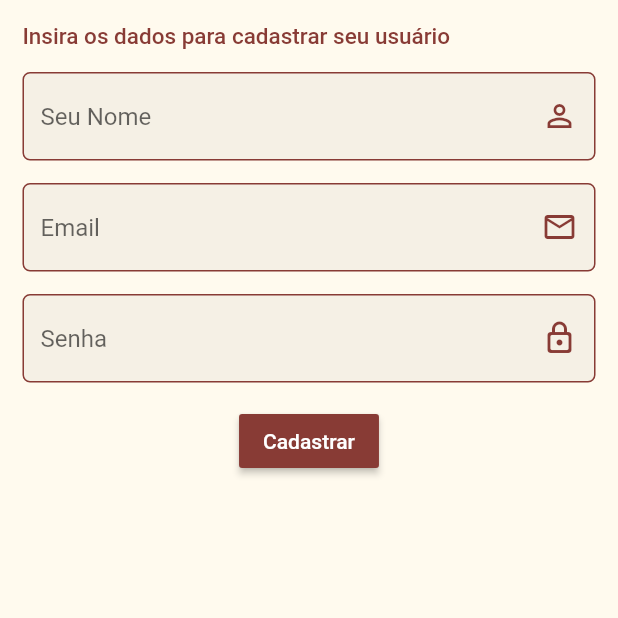
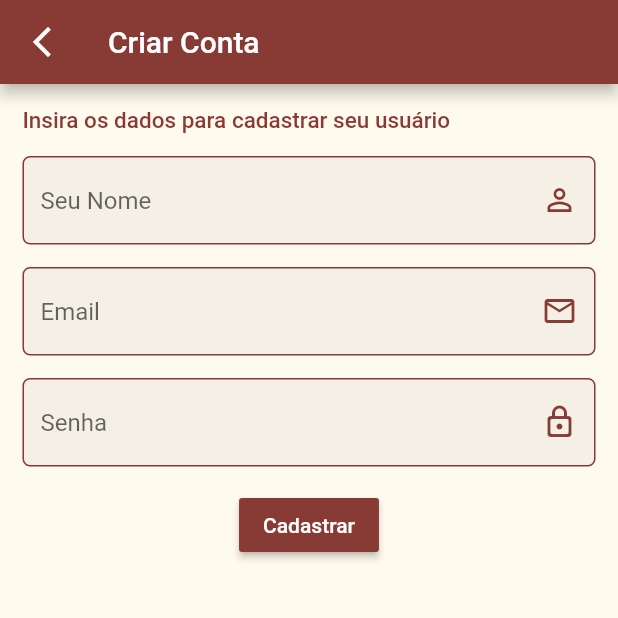
Before and after one commit to OzielFilho/Chevron, a Flutter app: the screen it shows after launch, after a tap on "Fazer o Login", after a tap on "Criar uma conta!", on a phone screen of 412 x 824 dp, the top half of it. Run offline on Flutter 3.47's test engine with Material 2 defaults, Android fonts, the phone set to English and light mode, and no system bars; our stand-ins replace cloud_firestore, firebase_auth, firebase_core, flutter_modular, mobx; accounts and stored records are empty; generated files the repository leaves out were written again.

Commit message:
mudança na logo e na splash screen

```diff
--- a/lib/app/app_widget.dart
+++ b/lib/app/app_widget.dart
@@ -12,6 +12,9 @@ class AppWidget extends StatelessWidget {
       theme: ThemeData(
           backgroundColor: const Color(0xffFFFAEE),
           primaryColor: const Color(0xff883B35),
+          appBarTheme: const AppBarTheme(
+            backgroundColor: Color(0xff883B35),
+          ),
           scaffoldBackgroundColor: const Color(0xffFFFAEE),
           textTheme: const TextTheme(
             bodyText1: TextStyle(
--- a/lib/app/modules/home/home_page.dart
+++ b/lib/app/modules/home/home_page.dart
@@ -1,4 +1,7 @@
+import 'package:barbershop/app/shared/utils/widgets/buttons/material_buttom_custom.dart';
+import 'package:firebase_auth/firebase_auth.dart';
 import 'package:flutter/material.dart';
+import 'package:flutter_modular/flutter_modular.dart';
 
 class HomePage extends StatefulWidget {
   const HomePage({Key? key}) : super(key: key);
@@ -8,8 +11,20 @@ class HomePage extends StatefulWidget {
 }
 
 class _HomePageState extends State<HomePage> {
+  logout() async {
+    FirebaseAuth.instance
+        .signOut()
+        .whenComplete(() => Modular.to.pushReplacementNamed('/login'));
+  }
+
   @override
   Widget build(BuildContext context) {
-    return Container();
+    return Center(
+      child: MaterialButtomCustom(
+        action: logout,
+        text: 'Sair',
+        alignment: Alignment.center,
+      ),
+    );
   }
 }
--- a/lib/app/modules/login/login_page.dart
+++ b/lib/app/modules/login/login_page.dart
@@ -17,26 +17,33 @@ class _LoginPageState extends ModularState<LoginPage, LoginController> {
   @override
   Widget build(BuildContext context) {
     return Scaffold(
-      body: SafeArea(
-        child: Container(
+      body: SizedBox(
         width: MediaQuery.of(context).size.width,
         height: MediaQuery.of(context).size.height,
-          decoration: const BoxDecoration(
-            image: DecorationImage(
-              fit: BoxFit.contain,
-              image: AssetImage(
-                'assets/logo.png',
-              ),
-            ),
-          ),
         child: Padding(
           padding: const EdgeInsets.all(15.0),
           child: Form(
             key: _key,
+            child: LayoutBuilder(builder:
+                (BuildContext context, BoxConstraints viewportConstraints) {
+              return SingleChildScrollView(
+                child: ConstrainedBox(
+                  constraints: BoxConstraints(
+                    minHeight: viewportConstraints.maxHeight,
+                  ),
                   child: Column(
                     mainAxisAlignment: MainAxisAlignment.end,
                     crossAxisAlignment: CrossAxisAlignment.start,
                     children: [
+                      Container(
+                        height: 420,
+                        width: 420,
+                        alignment: Alignment.center,
+                        decoration: const BoxDecoration(
+                            image: DecorationImage(
+                                fit: BoxFit.cover,
+                                image: AssetImage('assets/logo.png'))),
+                      ),
                       const Text('Insira seus dados'),
                       const SizedBox(
                         height: 10,
@@ -74,6 +81,8 @@ class _LoginPageState extends ModularState<LoginPage, LoginController> {
                     ],
                   ),
                 ),
+              );
+            }),
           ),
         ),
       ),
--- a/lib/app/modules/login/pages/create_account/create_account.dart
+++ b/lib/app/modules/login/pages/create_account/create_account.dart
@@ -18,6 +18,12 @@ class _CreateAccountWithFirebasePageState extends ModularState<
   @override
   Widget build(BuildContext context) {
     return Scaffold(
+      appBar: AppBar(
+        title: const Text('Criar Conta'),
+        leading: IconButton(
+            onPressed: () => Modular.to.pop(),
+            icon: const Icon(Icons.arrow_back_ios_new_outlined)),
+      ),
       body: Form(
         key: _key,
         child: SafeArea(
--- a/lib/app/modules/splash/splash_page.dart
+++ b/lib/app/modules/splash/splash_page.dart
@@ -26,7 +26,10 @@ class _SplashPageState extends ModularState<SplashPage, SplashController> {
   Widget build(BuildContext context) {
     return Scaffold(
       body: Center(
-        child: Image.asset('assets/logo.png'),
+        child: Image.asset(
+          'assets/chevron_splash.gif',
+          fit: BoxFit.fill,
+        ),
       ),
     );
   }
--- a/pubspec.yaml
+++ b/pubspec.yaml
@@ -72,6 +72,7 @@ flutter:
   # To add assets to your application, add an assets section, like this:
   assets:
     - assets/logo.png
+    - assets/chevron_splash.gif
 
   # An image asset can refer to one or more resolution-specific "variants", see
   # https://flutter.dev/assets-and-images/#resolution-aware.
```
Also changed, not shown: assets/chevron_splash.gif (added), assets/logo.png, 1 other file. Lines whose indentation alone changed are shown as unchanged.
